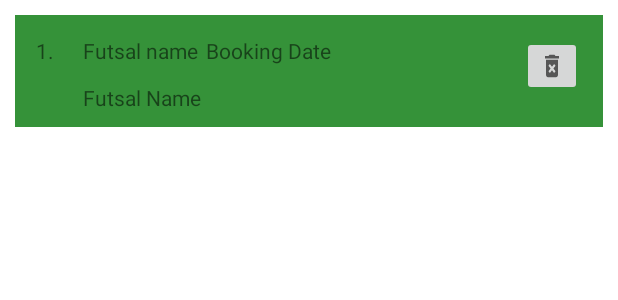
After one commit to pSaurav10/FutsalAppAndroid, an Android app: the layout booking_layout.xml on its own in the app's theme, with its tools: preview values and no code run, on a phone screen of 412 x 824 dp. The commit adds this screen. Shown: the top 300 px of the screen. Run offline under Robolectric (Android 15) with nearby library versions, the phone set to English and light mode, and no system bars.

Commit message:
user bookings displayed

```diff
--- a/app/src/main/java/com/example/futsalapp/api/FutsalAPI.kt
+++ b/app/src/main/java/com/example/futsalapp/api/FutsalAPI.kt
@@ -19,4 +19,9 @@ interface FutsalAPI {
     suspend fun futsalBook(
             @Body futsalbook: FutsalBook
     ): Response<AllBookingResponse>
+
+    @GET("futsalbookget")
+    suspend fun getAllBooking(
+        @Header("Authorization") token: String,
+    ): Response<AllBookingResponse>
 }
--- a/app/src/main/java/com/example/futsalapp/fragments/PostFragment.kt
+++ b/app/src/main/java/com/example/futsalapp/fragments/PostFragment.kt
@@ -5,6 +5,7 @@ import androidx.fragment.app.Fragment
 import android.view.LayoutInflater
 import android.view.View
 import android.view.ViewGroup
+import android.widget.Toast
 import androidx.recyclerview.widget.LinearLayoutManager
 import androidx.recyclerview.widget.RecyclerView
 import com.example.futsalapp.R
@@ -42,7 +43,9 @@ class PostFragment : Fragment() {
                 }
             }
             catch(e: Exception){
-
+                withContext(Main) {
+                    Toast.makeText(context, "Error : $e", Toast.LENGTH_SHORT).show()
+                }
             }
         }
         return view
--- /dev/null
+++ b/app/src/main/res/drawable/ic_delete.xml
@@ -0,0 +1,10 @@
+<vector xmlns:android="http://schemas.android.com/apk/res/android"
+    android:width="24dp"
+    android:height="24dp"
+    android:viewportWidth="24"
+    android:viewportHeight="24"
+    android:tint="?attr/colorControlNormal">
+  <path
+      android:fillColor="@android:color/white"
+      android:pathData="M6,19c0,1.1 0.9,2 2,2h8c1.1,0 2,-0.9 2,-2L18,7L6,7v12zM8.46,11.88l1.41,-1.41L12,12.59l2.12,-2.12 1.41,1.41L13.41,14l2.12,2.12 -1.41,1.41L12,15.41l-2.12,2.12 -1.41,-1.41L10.59,14l-2.13,-2.12zM15.5,4l-1,-1h-5l-1,1L5,4v2h14L19,4z"/>
+</vector>
--- /dev/null
+++ b/app/src/main/res/layout/booking_layout.xml
@@ -0,0 +1,71 @@
+<?xml version="1.0" encoding="utf-8"?>
+<androidx.constraintlayout.widget.ConstraintLayout xmlns:android="http://schemas.android.com/apk/res/android"
+    xmlns:app="http://schemas.android.com/apk/res-auto"
+    xmlns:tools="http://schemas.android.com/tools"
+    android:layout_width="match_parent"
+    android:layout_height="wrap_content"
+    android:layout_margin="10dp"
+    android:background="@color/gradEnd"
+    android:padding="10dp">
+
+    <TextView
+        android:id="@+id/tvfutsalname"
+        android:layout_width="wrap_content"
+        android:layout_height="wrap_content"
+        android:layout_marginStart="16dp"
+        android:layout_marginLeft="16dp"
+        android:layout_marginTop="4dp"
+        android:text="Futsal name"
+        app:layout_constraintStart_toEndOf="@+id/tvNumber"
+        app:layout_constraintTop_toTopOf="parent" />
+
+    <TextView
+        android:id="@+id/tvDate"
+        android:layout_width="wrap_content"
+        android:layout_height="wrap_content"
+        android:layout_marginStart="5dp"
+        android:layout_marginLeft="5dp"
+        android:layout_marginTop="4dp"
+        android:text="Booking Date"
+        app:layout_constraintStart_toEndOf="@+id/tvfutsalname"
+        app:layout_constraintTop_toTopOf="parent" />
+
+    <TextView
+        android:id="@+id/tvtime"
+        android:layout_width="180dp"
+        android:layout_height="wrap_content"
+        android:layout_marginStart="16dp"
+        android:layout_marginLeft="16dp"
+        android:layout_marginTop="12dp"
+        android:text="Futsal Name"
+        app:layout_constraintStart_toEndOf="@+id/tvNumber"
+        app:layout_constraintTop_toBottomOf="@+id/tvDate" />
+
+        <ImageButton
+            android:id="@+id/btnDelete"
+            android:layout_width="40dp"
+            android:layout_height="40dp"
+            android:layout_marginTop="4dp"
+            android:layout_marginEnd="4dp"
+            android:layout_marginRight="4dp"
+            android:scaleType="fitXY"
+            app:layout_constraintEnd_toEndOf="parent"
+            app:layout_constraintTop_toTopOf="parent"
+            android:src="@drawable/ic_delete" />
+
+
+
+    <TextView
+        android:id="@+id/tvNumber"
+        android:layout_width="wrap_content"
+        android:layout_height="wrap_content"
+        android:text="1. "
+        android:layout_marginStart="4dp"
+        android:layout_marginLeft="4dp"
+        android:layout_marginTop="4dp"
+        android:scaleType="fitXY"
+        app:layout_constraintStart_toStartOf="parent"
+        app:layout_constraintTop_toTopOf="parent"
+        app:srcCompat="@drawable/user" />
+
+</androidx.constraintlayout.widget.ConstraintLayout>
```
Also changed, not shown: app/src/main/java/com/example/futsalapp/adapter/BookingAdapter.kt (added, +60 -0 lines), app/src/main/java/com/example/futsalapp/fragments/BookingsFragment.kt (+31 -2 lines), app/src/main/java/com/example/futsalapp/repository/FutsalRepository.kt (+8 -0 lines).
